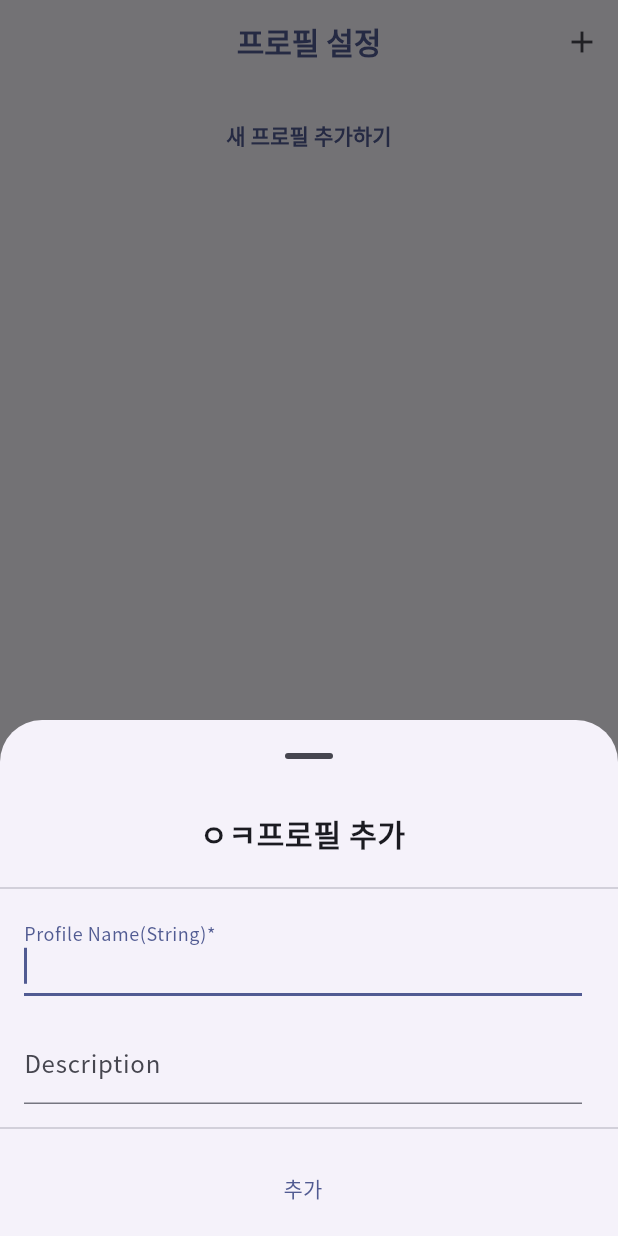
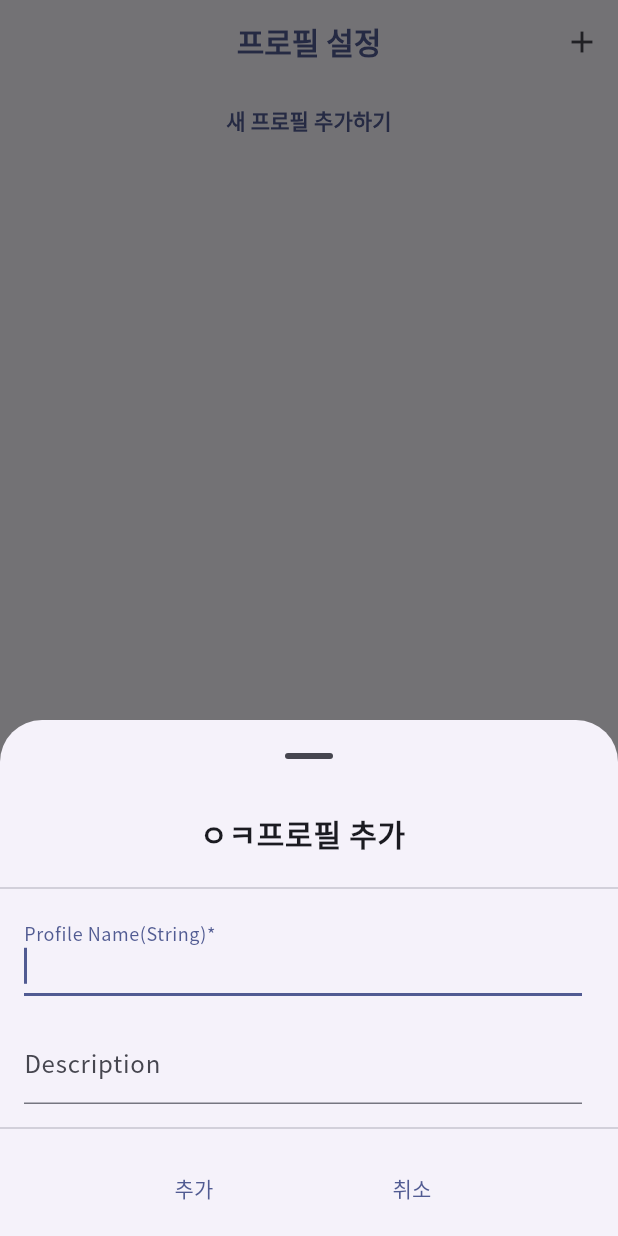
Before and after one commit to freebird920/inghub_pomo, a Flutter app: the screen it shows after launch, item 2 of the bottom bar chosen, after a tap on "새 프로필 추가하기", on a phone screen of 412 x 824 dp. Run offline on Flutter 3.47's test engine with Material 3 defaults, Android fonts, the phone set to English and light mode, and no system bars; drawn by our look-alikes of scrollable_positioned_list; our stand-ins replace flutter_colorpicker, go_router, package_info_plus, pub_semver, shared_preferences, sqflite_common_ffi; accounts and stored records are empty; network calls fail.

Commit message:
Refactor CompProfilesPage and SetProfileModal; improve profile selection logic and enhance UI interactions

```diff
--- a/lib/app/profiles/components/comp_profiles_page.dart
+++ b/lib/app/profiles/components/comp_profiles_page.dart
@@ -1,12 +1,24 @@
+// import material
 import 'package:flutter/material.dart';
-import 'package:inghub_pomo/components/comp_modal_set_profile.dart';
+import 'package:inghub_pomo/classes/result_class.dart';
+
+// import external library packages
+import 'package:provider/provider.dart';
+import 'package:scrollable_positioned_list/scrollable_positioned_list.dart';
+
+// import managers
 import 'package:inghub_pomo/managers/modal_manager.dart';
 import 'package:inghub_pomo/managers/snack_bar_manager.dart';
+
+// import providers
 import 'package:inghub_pomo/providers/profile_provider.dart';
 import 'package:inghub_pomo/providers/sqlite_provider.dart';
+
+// import schema
 import 'package:inghub_pomo/schema/profile_schema.dart';
-import 'package:provider/provider.dart';
-import 'package:scrollable_positioned_list/scrollable_positioned_list.dart';
+
+// import components
+import 'package:inghub_pomo/components/comp_modal_set_profile.dart';
 
 class CompProfilesPage extends StatefulWidget {
   const CompProfilesPage({
@@ -27,32 +39,40 @@ class _CompProfilesPageState extends State<CompProfilesPage> {
   // Late ProfileProvider
   late ProfileProvider _profileProvider;
   late SqliteProvider _sqliteProvider;
+
   @override
   void didChangeDependencies() {
     super.didChangeDependencies();
 
     _profileProvider = Provider.of<ProfileProvider>(context);
     _sqliteProvider = Provider.of<SqliteProvider>(context);
-    _focusProfileUuid = _profileProvider.currentProfileUuid;
-    WidgetsBinding.instance.addPostFrameCallback((_) {
-      if (_focusProfileUuid != null && _sqliteProvider.profiles != null) {
+
+    _focusProfileUuid ??= _profileProvider.currentProfileUuid;
+
+    WidgetsBinding.instance.addPostFrameCallback(
+      (_) {
+        if (_focusProfileUuid != null) {
           _scrollToProfile(
             uuid: _focusProfileUuid!,
             profiles: _sqliteProvider.profiles!,
           );
         }
-    });
+      },
+    );
   }
 
   void _scrollToProfile({
     required String uuid,
-    required List<ProfileSchema> profiles,
+    required List<ProfileSchema>? profiles,
   }) {
+    if (profiles == null) {
+      return;
+    }
     final int index = profiles.indexWhere((element) => element.uuid == uuid);
     if (index != -1) {
       _itemScrollController.scrollTo(
         index: index,
-        duration: const Duration(milliseconds: 300),
+        duration: const Duration(milliseconds: 800),
         curve: Curves.easeInOutCirc,
       );
     }
@@ -72,14 +92,7 @@ class _CompProfilesPageState extends State<CompProfilesPage> {
       itemCount: _sqliteProvider.profiles!.length + 1,
       itemBuilder: (context, index) {
         if (index == _sqliteProvider.profiles!.length) {
-          return Padding(
-            padding: const EdgeInsets.fromLTRB(
-              30, // Left
-              10, // Top
-              30, // Right
-              300, // Bottom
-            ),
-            child: TextButton(
+          return TextButton(
             onPressed: () async {
               final result = await ModalManager()
                   .showBottomSheetStateful<String?>(const SetProfileModal());
@@ -87,14 +100,13 @@ class _CompProfilesPageState extends State<CompProfilesPage> {
                 SnackBarManager().showSimpleSnackBar("취소");
                 return;
               }
-
+              _focusProfileUuid = result;
               SnackBarManager().showSimpleSnackBar(result);
             },
             child: const Text(
               "새 프로필 추가하기",
               style: TextStyle(
                 fontWeight: FontWeight.w600,
-                ),
               ),
             ),
           );
@@ -104,17 +116,19 @@ class _CompProfilesPageState extends State<CompProfilesPage> {
           leading: _profileProvider.currentProfileUuid == profile.uuid
               ? const Icon(Icons.check_circle_outline)
               : const Icon(Icons.circle_outlined),
-          onTap: () {
-            // ModalManager().showBottomSheetStateful(
-            //   SetProfileModal(
-            //     profile: profile,
-            //   ),
-            // );
-            _profileProvider.setCurrentProfileUuid(profile.uuid);
-            _scrollToProfile(
-                uuid: profile.uuid,
-                profiles: _sqliteProvider.profiles ?? <ProfileSchema>[]);
-            SnackBarManager().showSimpleSnackBar("${profile.uuid} 프로필 변경 완료");
+          onTap: () async {
+            Result<String> result =
+                await _profileProvider.setCurrentProfileUuid(profile.uuid);
+            if (result.isError) {
+              SnackBarManager().showSimpleSnackBar(result.error.toString());
+              return;
+            }
+            if (result.isSuccess) {
+              SnackBarManager().showSimpleSnackBar(result.successData);
+              _focusProfileUuid = profile.uuid;
+              return;
+            }
+            return;
           },
           title: Text(
             profile.profileName,
--- a/lib/components/comp_modal_set_profile.dart
+++ b/lib/components/comp_modal_set_profile.dart
@@ -118,11 +118,14 @@ class SetProfileModalState extends State<SetProfileModal> {
                 ),
                 const Divider(),
                 ListTile(
-                  title: TextButton(
+                  title: Row(
+                    mainAxisAlignment: MainAxisAlignment.spaceEvenly,
+                    children: [
+                      TextButton(
                         onPressed: () {
                           if (formKey.currentState == null) {
-                        SnackBarManager()
-                            .showSimpleSnackBar("formKey.currentState is null");
+                            SnackBarManager().showSimpleSnackBar(
+                                "formKey.currentState is null");
                             return;
                           }
                           if (!formKey.currentState!.validate()) {
@@ -148,6 +151,14 @@ class SetProfileModalState extends State<SetProfileModal> {
                         },
                         child: const Text("추가"),
                       ),
+                      TextButton(
+                        onPressed: () {
+                          Navigator.of(context).pop<String?>(null);
+                        },
+                        child: const Text("취소"),
+                      )
+                    ],
+                  ),
                 ),
               ],
             ),
```
Lines whose indentation alone changed are shown as unchanged.
